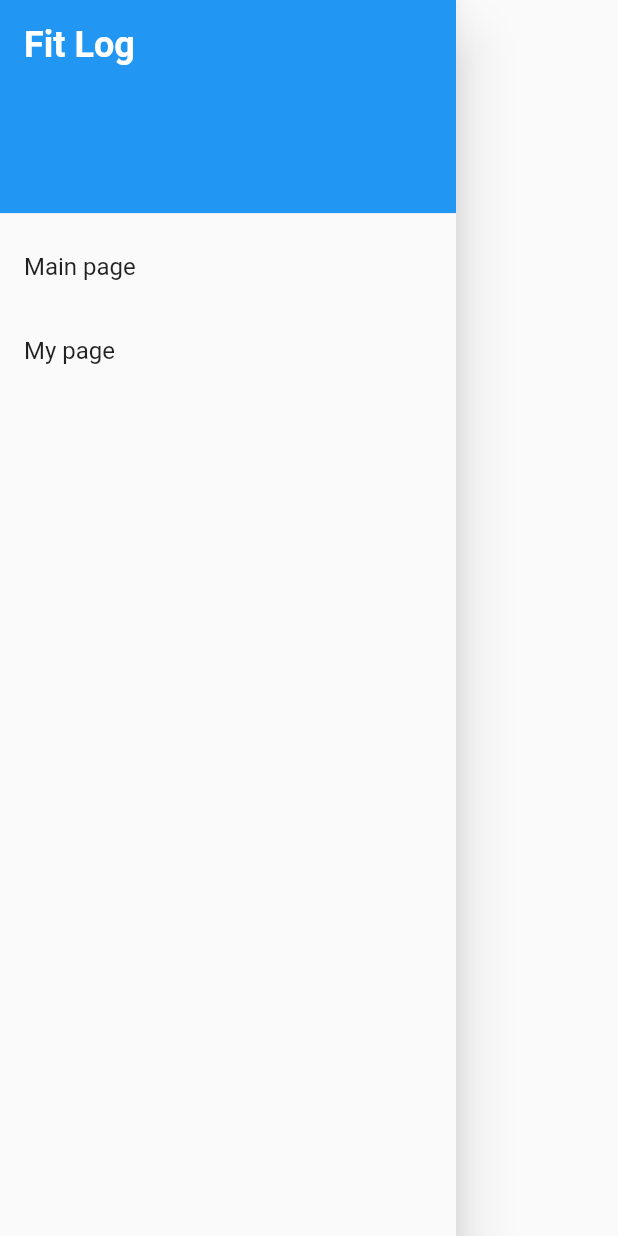
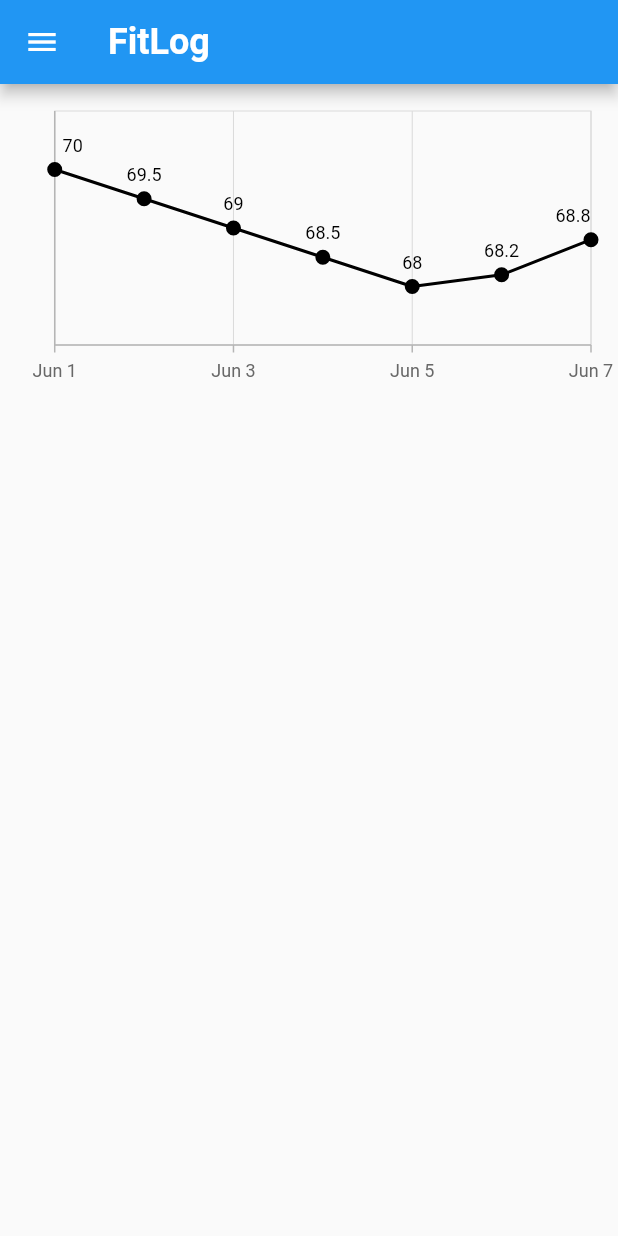
Before and after one commit to eunrain/FitLog, a Flutter app: the SideMenu widget shown alone on an empty page, opened directly, after a tap on "My page", on a phone screen of 412 x 824 dp. Run offline on Flutter 3.47's test engine with Material 2 defaults, Android fonts, the phone set to English and light mode, and no system bars; our stand-ins replace dio, flutter_dotenv, syncfusion_flutter_charts, table_calendar; network calls fail.

Commit message:
feat: 차트 추가

```diff
--- a/lib/components/sidemenu.dart
+++ b/lib/components/sidemenu.dart
@@ -1,4 +1,5 @@
 import 'package:fitlog/screens/home_screen.dart';
+import 'package:fitlog/screens/weight_screen.dart';
 import 'package:flutter/material.dart';
 
 class SideMenu extends StatelessWidget {
@@ -39,7 +40,14 @@ class SideMenu extends StatelessWidget {
           ),
           ListTile(
             title: const Text('My page'),
-            onTap: () {},
+            onTap: () {
+              Navigator.push(
+                context,
+                MaterialPageRoute(
+                  builder: (context) => const WeightScreen(),
+                ),
+              );
+            },
           ),
         ],
       ),
--- /dev/null
+++ b/lib/screens/weight_screen.dart
@@ -0,0 +1,39 @@
+import 'package:fitlog/components/appbar.dart';
+import 'package:fitlog/components/sidemenu.dart';
+import 'package:fitlog/widgets/chart_widget.dart';
+import 'package:flutter/material.dart';
+
+class WeightScreen extends StatefulWidget {
+  const WeightScreen({super.key});
+
+  @override
+  State<WeightScreen> createState() {
+    return _WeightScreenState();
+  }
+}
+
+class _WeightScreenState extends State<WeightScreen> {
+  List<WeightData> weightDataList = [
+    WeightData(DateTime(2023, 6, 1), 70),
+    WeightData(DateTime(2023, 6, 2), 69.5),
+    WeightData(DateTime(2023, 6, 3), 69),
+    WeightData(DateTime(2023, 6, 4), 68.5),
+    WeightData(DateTime(2023, 6, 5), 68),
+    WeightData(DateTime(2023, 6, 6), 68.2),
+    WeightData(DateTime(2023, 6, 7), 68.8),
+  ];
+  @override
+  Widget build(BuildContext context) {
+    return Scaffold(
+      appBar: const MyAppBar(),
+      drawer: const SideMenu(),
+      body: Padding(
+        padding: const EdgeInsets.all(8),
+        child: SizedBox(
+            width: 450,
+            height: 200,
+            child: ChartWidget(weightDataList: weightDataList)),
+      ),
+    );
+  }
+}
--- /dev/null
+++ b/lib/widgets/chart_widget.dart
@@ -0,0 +1,46 @@
+import 'package:flutter/material.dart';
+import 'package:syncfusion_flutter_charts/charts.dart';
+
+class ChartWidget extends StatelessWidget {
+  final List<WeightData> weightDataList;
+
+  const ChartWidget({Key? key, required this.weightDataList}) : super(key: key);
+
+  @override
+  Widget build(BuildContext context) {
+    return SfCartesianChart(
+      primaryXAxis: DateTimeAxis(
+        minorTickLines: const MinorTickLines(size: 0), // 보조 눈금선 크기 0으로 설정
+      ),
+      primaryYAxis: NumericAxis(
+        majorTickLines: const MajorTickLines(size: 0), // 주요 눈금선 크기 0으로 설정
+        majorGridLines:
+            const MajorGridLines(color: Colors.transparent), // 배경 눈금선 투명하게 설정
+        labelStyle: const TextStyle(color: Colors.transparent), // 눈금선 투명하게 설정
+      ),
+      series: <ChartSeries>[
+        LineSeries<WeightData, DateTime>(
+          dataSource: weightDataList,
+          xValueMapper: (WeightData weightData, _) => weightData.date,
+          yValueMapper: (WeightData weightData, _) => weightData.weight,
+          dataLabelSettings: const DataLabelSettings(
+            isVisible: true, // 데이터 레이블 표시
+            labelAlignment: ChartDataLabelAlignment.top, // 레이블 위치 설정
+          ),
+          markerSettings: const MarkerSettings(
+            isVisible: true,
+            color: Colors.black,
+          ),
+          color: Colors.black,
+        ),
+      ],
+    );
+  }
+}
+
+class WeightData {
+  final DateTime date;
+  final double weight;
+
+  WeightData(this.date, this.weight);
+}
--- a/pubspec.yaml
+++ b/pubspec.yaml
@@ -33,11 +33,13 @@ dependencies:
 
   # The following adds the Cupertino Icons font to your application.
   # Use with the CupertinoIcons class for iOS style icons.
+
   cupertino_icons: ^1.0.2
   dio: ^5.2.1+1
   flutter_dotenv: ^5.1.0
   provider: ^6.0.5
   table_calendar: ^3.0.9
+  syncfusion_flutter_charts: ^22.1.36
 
 dev_dependencies:
   flutter_test:
```
Also changed, not shown: pubspec.lock, 6 other files.
